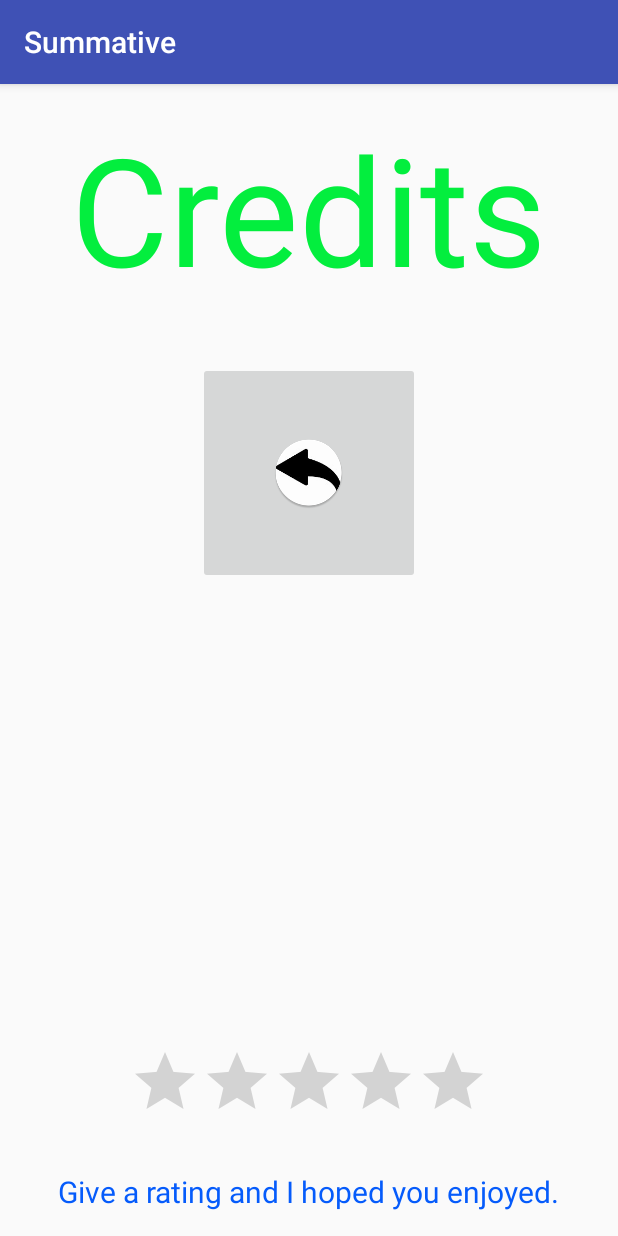
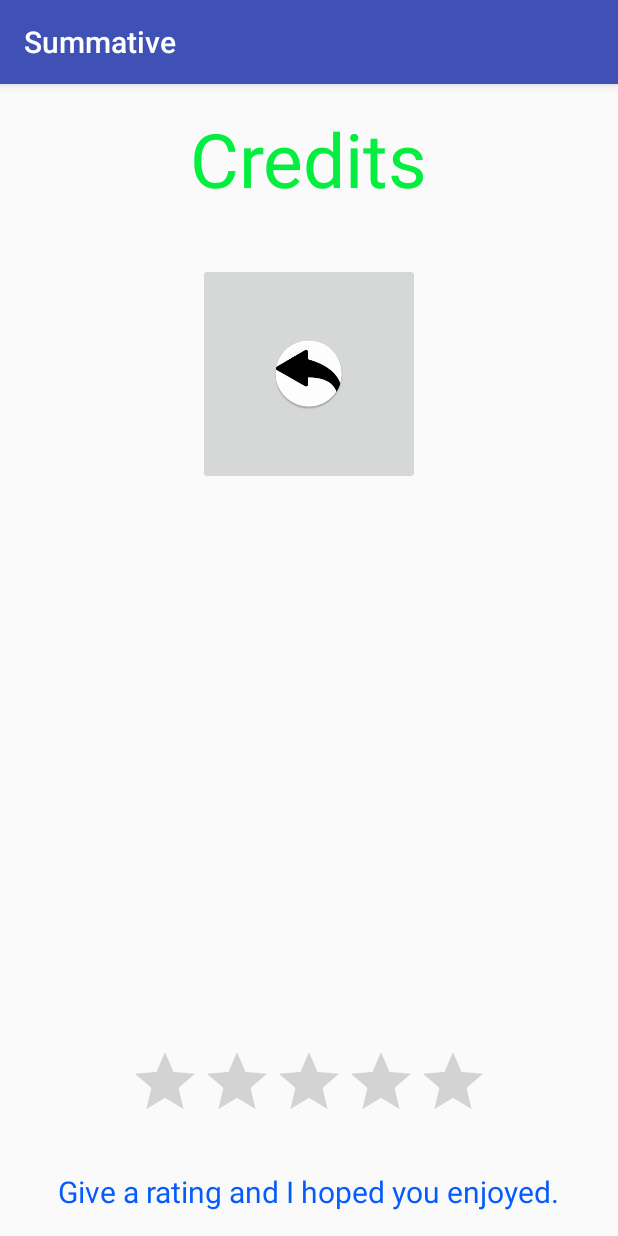
Before and after one commit to TheDoctoir/Summative, an Android app: the Credits screen opened directly, with no data from a screen before it, on a phone screen of 412 x 824 dp. Run offline under Robolectric (Android 15) with nearby library versions, the phone set to English and light mode, and no system bars.

```diff
--- a/app/src/main/java/com/example/student/summative/Credits.java
+++ b/app/src/main/java/com/example/student/summative/Credits.java
@@ -33,7 +33,7 @@ public class Credits extends AppCompatActivity {
                 new RatingBar.OnRatingBarChangeListener() {
                     @Override
                     public void onRatingChanged(RatingBar ratingBar, float rating, boolean fromUser) {
-                        txtvw2.setText(String.valueOf(rating));
+                        txtvw2.setText( "Thanks for the rating of " +(String.valueOf(rating)));
                     }
                 }
         );
--- a/app/src/main/res/layout/activity_credits.xml
+++ b/app/src/main/res/layout/activity_credits.xml
@@ -30,7 +30,7 @@
         android:id="@+id/txtvw2"
         android:layout_alignParentTop="true"
         android:layout_centerHorizontal="true"
-        android:textSize="100dp"
+        android:textSize="50dp"
         android:textColor="#03ee3e" />
 
     <RatingBar
```
